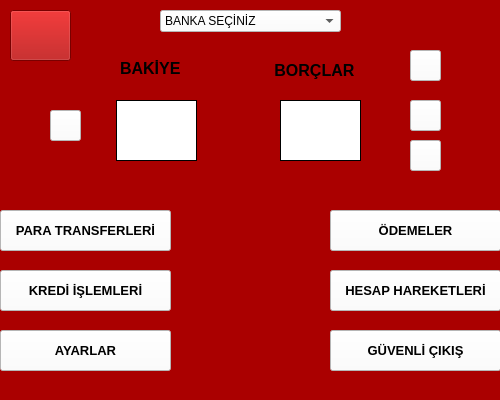
Before: the Qt Designer form ViewBMS/BMS.ui in beyzakarali/Bank-Management-System, drawn with Qt 5.
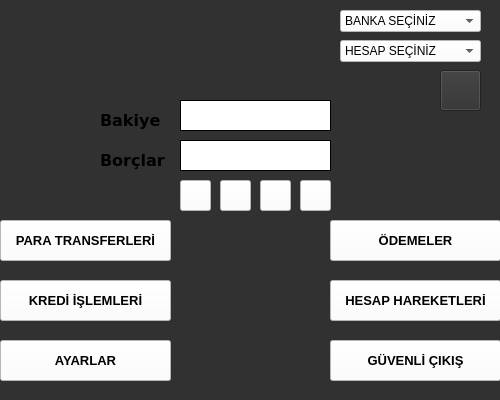
After: the same form once the commit is applied. Icons and pictures are not drawn.

Patch:
```diff
--- a/ViewBMS/BMS.ui
+++ b/ViewBMS/BMS.ui
@@ -16,19 +16,25 @@
     <height>400</height>
    </size>
   </property>
+  <property name="maximumSize">
+   <size>
+    <width>500</width>
+    <height>400</height>
+   </size>
+  </property>
   <property name="windowTitle">
    <string>BMS</string>
   </property>
   <property name="styleSheet">
-   <string notr="true">background-color: rgb(170, 0, 0);</string>
+   <string notr="true">background-color: rgb(49, 49, 49);</string>
   </property>
   <widget class="QWidget" name="centralwidget">
    <widget class="QComboBox" name="comboBox">
     <property name="geometry">
      <rect>
-      <x>160</x>
+      <x>340</x>
       <y>10</y>
-      <width>181</width>
+      <width>141</width>
       <height>22</height>
      </rect>
     </property>
@@ -51,51 +57,11 @@
      </property>
     </item>
    </widget>
-   <widget class="QLabel" name="label">
-    <property name="geometry">
-     <rect>
-      <x>120</x>
-      <y>60</y>
-      <width>81</width>
-      <height>16</height>
-     </rect>
-    </property>
-    <property name="font">
-     <font>
-      <pointsize>12</pointsize>
-      <weight>75</weight>
-      <bold>true</bold>
-     </font>
-    </property>
-    <property name="text">
-     <string>BAKİYE</string>
-    </property>
-   </widget>
-   <widget class="QLabel" name="label_2">
-    <property name="geometry">
-     <rect>
-      <x>270</x>
-      <y>60</y>
-      <width>101</width>
-      <height>21</height>
-     </rect>
-    </property>
-    <property name="font">
-     <font>
-      <pointsize>12</pointsize>
-      <weight>75</weight>
-      <bold>true</bold>
-     </font>
-    </property>
-    <property name="text">
-     <string> BORÇLAR</string>
-    </property>
-   </widget>
    <widget class="QPushButton" name="pushButton">
     <property name="geometry">
      <rect>
-      <x>410</x>
-      <y>100</y>
+      <x>300</x>
+      <y>180</y>
       <width>31</width>
       <height>31</height>
      </rect>
@@ -120,8 +86,8 @@
    <widget class="QPushButton" name="pushButton_2">
     <property name="geometry">
      <rect>
-      <x>410</x>
-      <y>140</y>
+      <x>260</x>
+      <y>180</y>
       <width>31</width>
       <height>31</height>
      </rect>
@@ -138,16 +104,16 @@
     </property>
     <property name="iconSize">
      <size>
-      <width>28</width>
-      <height>28</height>
+      <width>32</width>
+      <height>31</height>
      </size>
     </property>
    </widget>
    <widget class="QPushButton" name="pushButton_3">
     <property name="geometry">
      <rect>
-      <x>410</x>
-      <y>50</y>
+      <x>220</x>
+      <y>180</y>
       <width>31</width>
       <height>31</height>
      </rect>
@@ -172,10 +138,10 @@
    <widget class="QPushButton" name="pushButton_4">
     <property name="geometry">
      <rect>
-      <x>10</x>
-      <y>10</y>
-      <width>61</width>
-      <height>51</height>
+      <x>440</x>
+      <y>70</y>
+      <width>41</width>
+      <height>41</height>
      </rect>
     </property>
     <property name="font">
@@ -188,7 +154,7 @@
      <cursorShape>ArrowCursor</cursorShape>
     </property>
     <property name="styleSheet">
-     <string notr="true">gridline-color: qlineargradient(spread:pad, x1:0, y1:0, x2:1, y2:0, stop:0 rgba(0, 0, 0, 255), stop:1 rgba(255, 255, 255, 255));</string>
+     <string notr="true"/>
     </property>
     <property name="text">
      <string/>
@@ -199,7 +165,7 @@
     </property>
     <property name="iconSize">
      <size>
-      <width>95</width>
+      <width>41</width>
       <height>84</height>
      </size>
     </property>
@@ -208,7 +174,7 @@
     <property name="geometry">
      <rect>
       <x>0</x>
-      <y>270</y>
+      <y>280</y>
       <width>171</width>
       <height>41</height>
      </rect>
@@ -231,7 +197,7 @@
     <property name="geometry">
      <rect>
       <x>0</x>
-      <y>330</y>
+      <y>340</y>
       <width>171</width>
       <height>41</height>
      </rect>
@@ -250,62 +216,11 @@
      <string>AYARLAR</string>
     </property>
    </widget>
-   <widget class="QLabel" name="label_3">
-    <property name="geometry">
-     <rect>
-      <x>116</x>
-      <y>100</y>
-      <width>81</width>
-      <height>61</height>
-     </rect>
-    </property>
-    <property name="font">
-     <font>
-      <pointsize>12</pointsize>
-      <weight>75</weight>
-      <bold>true</bold>
-     </font>
-    </property>
-    <property name="styleSheet">
-     <string notr="true">background-color: rgb(255, 255, 255);</string>
-    </property>
-    <property name="frameShape">
-     <enum>QFrame::Box</enum>
-    </property>
-    <property name="text">
-     <string/>
-    </property>
-    <property name="alignment">
-     <set>Qt::AlignCenter</set>
-    </property>
-   </widget>
-   <widget class="QLabel" name="label_4">
-    <property name="geometry">
-     <rect>
-      <x>280</x>
-      <y>100</y>
-      <width>81</width>
-      <height>61</height>
-     </rect>
-    </property>
-    <property name="styleSheet">
-     <string notr="true">background-color: rgb(255, 255, 255);</string>
-    </property>
-    <property name="frameShape">
-     <enum>QFrame::Box</enum>
-    </property>
-    <property name="text">
-     <string/>
-    </property>
-    <property name="alignment">
-     <set>Qt::AlignCenter</set>
-    </property>
-   </widget>
    <widget class="QPushButton" name="pushButton_5">
     <property name="geometry">
      <rect>
       <x>0</x>
-      <y>210</y>
+      <y>220</y>
       <width>171</width>
       <height>41</height>
      </rect>
@@ -328,7 +243,7 @@
     <property name="geometry">
      <rect>
       <x>330</x>
-      <y>210</y>
+      <y>220</y>
       <width>171</width>
       <height>41</height>
      </rect>
@@ -351,7 +266,7 @@
     <property name="geometry">
      <rect>
       <x>330</x>
-      <y>270</y>
+      <y>280</y>
       <width>171</width>
       <height>41</height>
      </rect>
@@ -374,7 +289,7 @@
     <property name="geometry">
      <rect>
       <x>330</x>
-      <y>330</y>
+      <y>340</y>
       <width>171</width>
       <height>41</height>
      </rect>
@@ -396,8 +311,8 @@
    <widget class="QPushButton" name="pushButton_11">
     <property name="geometry">
      <rect>
-      <x>50</x>
-      <y>110</y>
+      <x>180</x>
+      <y>180</y>
       <width>31</width>
       <height>31</height>
      </rect>
@@ -419,6 +334,161 @@
      </size>
     </property>
    </widget>
+   <widget class="QLabel" name="label_5">
+    <property name="geometry">
+     <rect>
+      <x>10</x>
+      <y>10</y>
+      <width>201</width>
+      <height>51</height>
+     </rect>
+    </property>
+    <property name="contextMenuPolicy">
+     <enum>Qt::NoContextMenu</enum>
+    </property>
+    <property name="styleSheet">
+     <string notr="true">background-color: rgb(49, 49, 49);
+</string>
+    </property>
+    <property name="text">
+     <string/>
+    </property>
+    <property name="pixmap">
+     <pixmap>../icons/BmsLogo.png</pixmap>
+    </property>
+   </widget>
+   <widget class="QComboBox" name="comboBox_2">
+    <property name="geometry">
+     <rect>
+      <x>340</x>
+      <y>40</y>
+      <width>141</width>
+      <height>22</height>
+     </rect>
+    </property>
+    <property name="styleSheet">
+     <string notr="true">background-color: rgb(255, 255, 255);</string>
+    </property>
+    <item>
+     <property name="text">
+      <string>HESAP SEÇİNİZ</string>
+     </property>
+    </item>
+    <item>
+     <property name="text">
+      <string>A</string>
+     </property>
+    </item>
+    <item>
+     <property name="text">
+      <string>New Item</string>
+     </property>
+    </item>
+   </widget>
+   <widget class="QLabel" name="label_7">
+    <property name="geometry">
+     <rect>
+      <x>100</x>
+      <y>110</y>
+      <width>71</width>
+      <height>21</height>
+     </rect>
+    </property>
+    <property name="font">
+     <font>
+      <family>Verdana</family>
+      <pointsize>12</pointsize>
+      <weight>50</weight>
+      <bold>false</bold>
+     </font>
+    </property>
+    <property name="text">
+     <string>&lt;html&gt;&lt;head/&gt;&lt;body&gt;&lt;p&gt;&lt;span style=&quot; font-weight:600;&quot;&gt;Bakiye&lt;/span&gt;&lt;/p&gt;&lt;/body&gt;&lt;/html&gt;</string>
+    </property>
+   </widget>
+   <widget class="QLabel" name="label_2">
+    <property name="geometry">
+     <rect>
+      <x>100</x>
+      <y>150</y>
+      <width>71</width>
+      <height>21</height>
+     </rect>
+    </property>
+    <property name="font">
+     <font>
+      <family>Verdana</family>
+      <pointsize>12</pointsize>
+      <weight>50</weight>
+      <bold>false</bold>
+     </font>
+    </property>
+    <property name="text">
+     <string>&lt;html&gt;&lt;head/&gt;&lt;body&gt;&lt;p&gt;&lt;span style=&quot; font-weight:600;&quot;&gt;Borçlar&lt;/span&gt;&lt;/p&gt;&lt;/body&gt;&lt;/html&gt;</string>
+    </property>
+   </widget>
+   <widget class="QLabel" name="label_4">
+    <property name="geometry">
+     <rect>
+      <x>180</x>
+      <y>100</y>
+      <width>151</width>
+      <height>31</height>
+     </rect>
+    </property>
+    <property name="styleSheet">
+     <string notr="true">background-color: rgb(255, 255, 255);</string>
+    </property>
+    <property name="frameShape">
+     <enum>QFrame::Box</enum>
+    </property>
+    <property name="text">
+     <string/>
+    </property>
+    <property name="alignment">
+     <set>Qt::AlignCenter</set>
+    </property>
+   </widget>
+   <widget class="QLabel" name="label_8">
+    <property name="geometry">
+     <rect>
+      <x>180</x>
+      <y>140</y>
+      <width>151</width>
+      <height>31</height>
+     </rect>
+    </property>
+    <property name="styleSheet">
+     <string notr="true">background-color: rgb(255, 255, 255);</string>
+    </property>
+    <property name="frameShape">
+     <enum>QFrame::Box</enum>
+    </property>
+    <property name="text">
+     <string/>
+    </property>
+    <property name="alignment">
+     <set>Qt::AlignCenter</set>
+    </property>
+   </widget>
+   <zorder>comboBox</zorder>
+   <zorder>pushButton</zorder>
+   <zorder>pushButton_2</zorder>
+   <zorder>pushButton_3</zorder>
+   <zorder>pushButton_4</zorder>
+   <zorder>pushButton_5</zorder>
+   <zorder>pushButton_8</zorder>
+   <zorder>pushButton_9</zorder>
+   <zorder>pushButton_11</zorder>
+   <zorder>label_5</zorder>
+   <zorder>pushButton_7</zorder>
+   <zorder>pushButton_10</zorder>
+   <zorder>pushButton_6</zorder>
+   <zorder>comboBox_2</zorder>
+   <zorder>label_7</zorder>
+   <zorder>label_2</zorder>
+   <zorder>label_4</zorder>
+   <zorder>label_8</zorder>
   </widget>
  </widget>
  <resources/>
```
Left out of the diff: 17 changed lines with no effect on the pictures.
